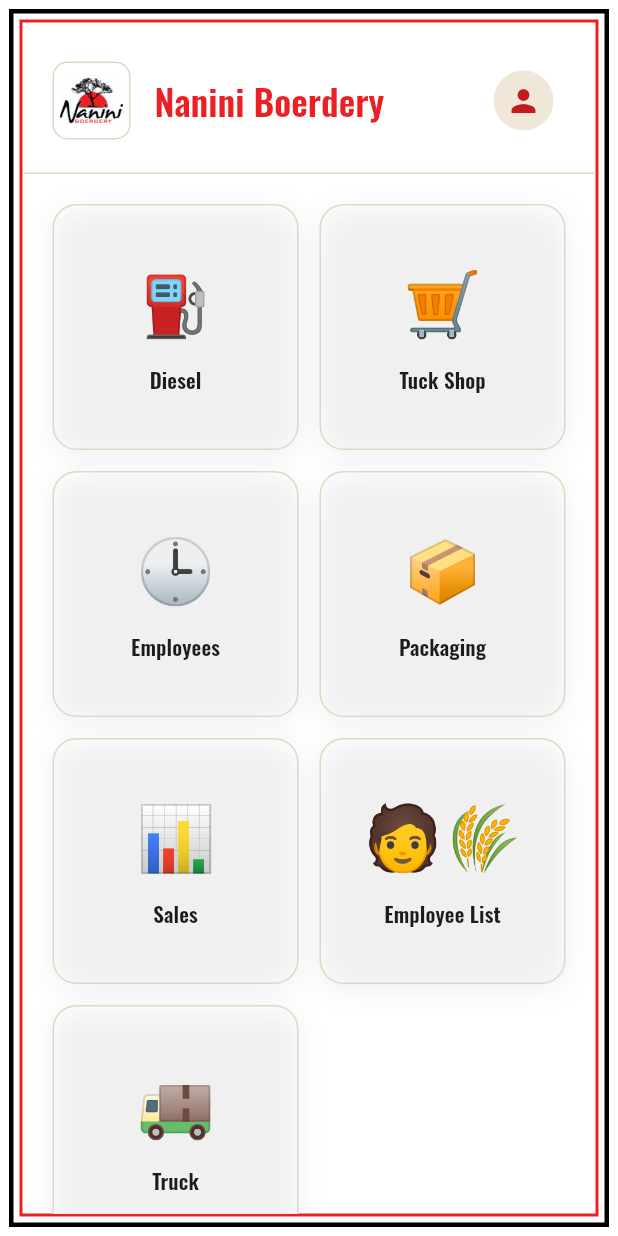
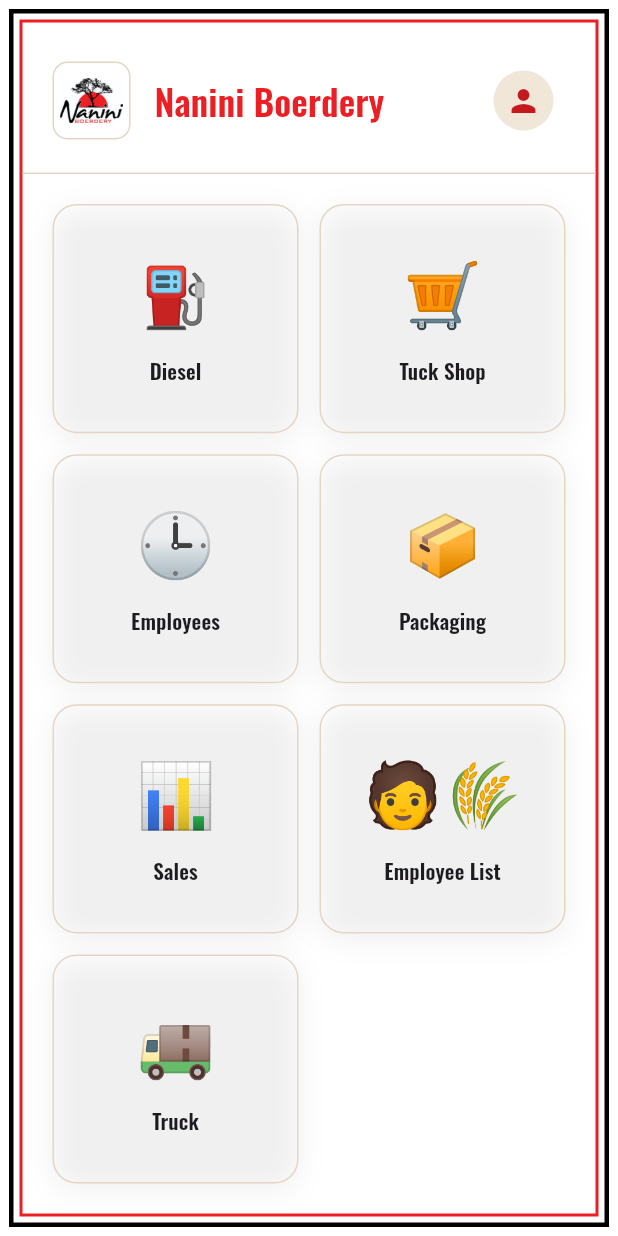
Before and after one commit to DFourie87/Nanini, a Flutter app: the HubScreen screen opened directly, on a phone screen of 412 x 824 dp. Run offline on Flutter 3.47's test engine with Material 3 defaults, Android fonts, the phone set to English and light mode, and no system bars; our stand-ins replace csv, fl_chart, flutter_map, google_fonts, latlong2, pdf and 4 more; accounts and stored records are empty.

Commit message:
Size hub module tiles to fit the screen without scrolling
Co-Authored-By: Claude Sonnet 5 <noreply@anthropic.com>
Claude-Session: https://claude.ai/code/session_0154FLxM7bQ7qjn16GE6RHFv

```diff
--- a/nanini_app/lib/features/hub/hub_screen.dart
+++ b/nanini_app/lib/features/hub/hub_screen.dart
@@ -108,12 +108,24 @@ class HubScreen extends StatelessWidget {
                 ),
                 const Divider(height: 1),
                 Expanded(
-                  child: GridView.count(
-                    padding: const EdgeInsets.all(20),
-                    crossAxisCount: 2,
-                    mainAxisSpacing: 14,
-                    crossAxisSpacing: 14,
-                    childAspectRatio: 1,
+                  child: LayoutBuilder(
+                    builder: (context, constraints) {
+                      const crossAxisCount = 2;
+                      const spacing = 14.0;
+                      const gridPadding = 20.0;
+                      final rows = (_tiles.length / crossAxisCount).ceil();
+                      final availableWidth = constraints.maxWidth - gridPadding * 2;
+                      final availableHeight = constraints.maxHeight - gridPadding * 2;
+                      final tileWidth = (availableWidth - spacing * (crossAxisCount - 1)) / crossAxisCount;
+                      final tileHeight = (availableHeight - spacing * (rows - 1)) / rows;
+
+                      return GridView.count(
+                        padding: const EdgeInsets.all(gridPadding),
+                        physics: const NeverScrollableScrollPhysics(),
+                        crossAxisCount: crossAxisCount,
+                        mainAxisSpacing: spacing,
+                        crossAxisSpacing: spacing,
+                        childAspectRatio: tileWidth / tileHeight,
                         children: _tiles
                             .map((t) => _Tile(
                                   emoji: t.emoji,
@@ -123,6 +135,8 @@ class HubScreen extends StatelessWidget {
                                   ),
                                 ))
                             .toList(),
+                      );
+                    },
                   ),
                 ),
               ],
```
Lines whose indentation alone changed are shown as unchanged.
